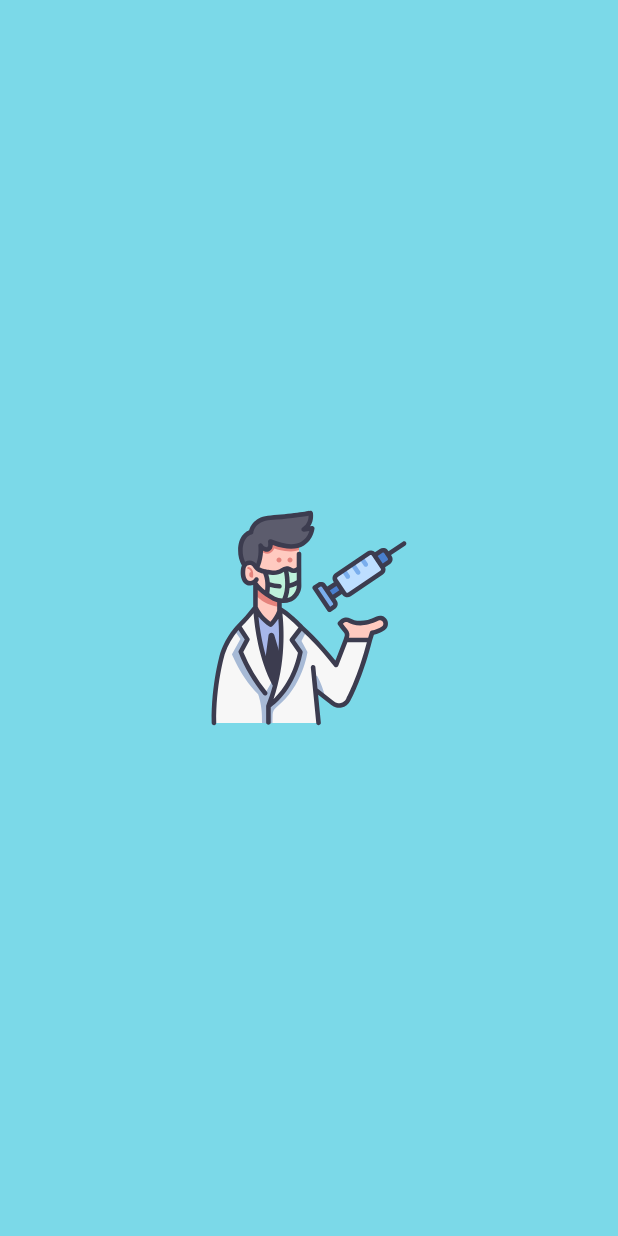
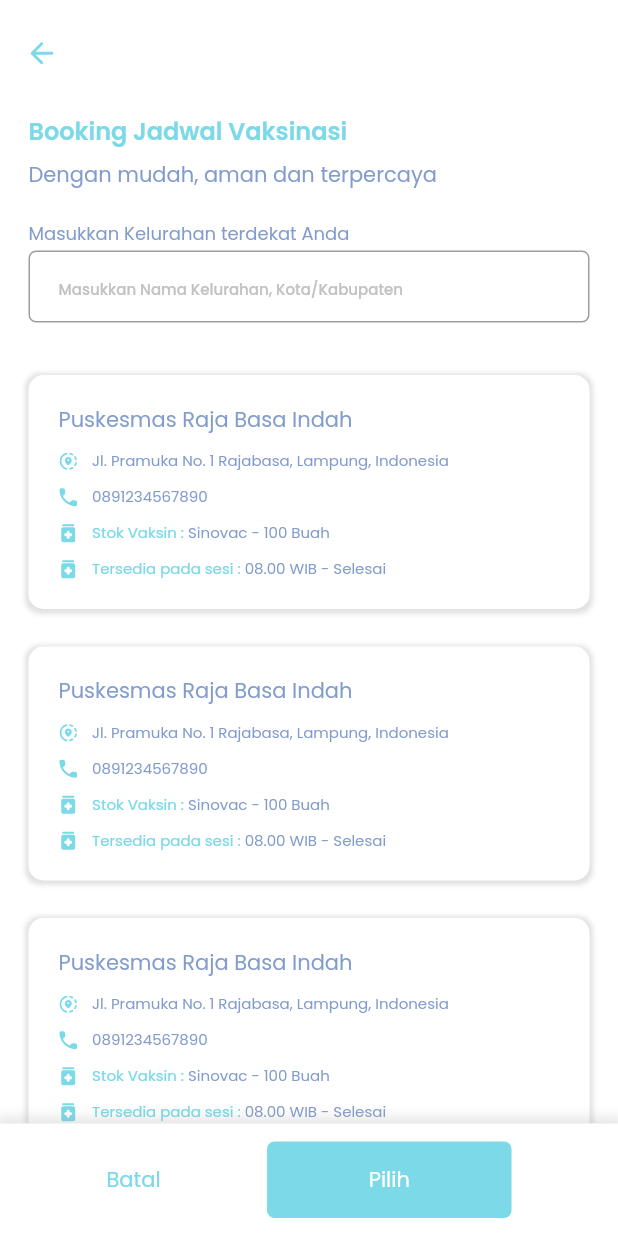
Before and after one commit to CapstoneProject-BookingVaccineSystem/bookingvaccine-apk, a Flutter app: the first screen one second after launch, on a phone screen of 412 x 824 dp. Run offline on Flutter 3.47's test engine with Material 2 defaults, Android fonts, the phone set to English and light mode, and no system bars; our stand-ins replace dropdown_button2, email_validator, flutter_svg, google_fonts, page_transition; missing offline and left inert: expansion_widget.

Commit message:
add slicing vaksinasni

```diff
--- a/lib/main.dart
+++ b/lib/main.dart
@@ -5,6 +5,7 @@ import 'package:bookingvaccine/screen/familly/familly_screen.dart';
 import 'package:bookingvaccine/screen/familly/familly_view_model.dart';
 import 'package:bookingvaccine/screen/home/home_screen.dart';
 import 'package:bookingvaccine/screen/splash_screen.dart';
+import 'package:bookingvaccine/screen/vaksinasi/vaksinasi_screen.dart';
 import 'package:flutter/material.dart';
 import 'package:provider/provider.dart';
 
@@ -33,7 +34,7 @@ class MyApp extends StatelessWidget {
     return MaterialApp(
       debugShowCheckedModeBanner: false,
       routes: {
-        '/': (context) => const SplashScreen(),
+        '/': (context) => VaksinasiScreen(),
         '/signIn': (context) => SignInScreen(),
         '/signUp': (context) => SignUpScreen(),
         '/home': (context) => const HomeScreen(),
--- /dev/null
+++ b/lib/screen/vaksinasi/vaksinasi_screen.dart
@@ -0,0 +1,299 @@
+import 'package:bookingvaccine/theme.dart';
+import 'package:flutter/material.dart';
+import 'package:flutter_svg/svg.dart';
+
+class VaksinasiScreen extends StatelessWidget {
+  VaksinasiScreen({Key? key}) : super(key: key);
+  final _formKey = GlobalKey<FormState>();
+  @override
+  Widget build(BuildContext context) {
+    return SafeArea(
+      child: Scaffold(
+        backgroundColor: Colors.white,
+        appBar: PreferredSize(
+          preferredSize: const Size.fromHeight(75),
+          child: AppBar(
+            leading: Builder(
+              builder: (context) => IconButton(
+                icon: SvgPicture.asset(
+                  'assets/arrow_left.svg',
+                  width: 16.23,
+                  height: 15.81,
+                ),
+                onPressed: () => Navigator.pop(context),
+                padding: const EdgeInsets.only(top: 15),
+              ),
+            ),
+            elevation: 0,
+            backgroundColor: whiteColor,
+          ),
+        ),
+        body: Column(
+          mainAxisAlignment: MainAxisAlignment.spaceBetween,
+          children: [
+            Container(
+              margin: const EdgeInsets.only(
+                left: 19,
+                right: 19,
+              ),
+              child: Column(
+                crossAxisAlignment: CrossAxisAlignment.start,
+                children: [
+                  Text(
+                    'Booking Jadwal Vaksinasi ',
+                    style: primaryTextStyle2.copyWith(
+                      fontWeight: FontWeight.w600,
+                      fontSize: 16,
+                    ),
+                  ),
+                  const SizedBox(
+                    height: 7,
+                  ),
+                  Text(
+                    'Dengan mudah, aman dan terpercaya',
+                    style: primaryTextStyle.copyWith(
+                      fontSize: 14,
+                    ),
+                  ),
+                  const SizedBox(
+                    height: 20,
+                  ),
+                  Text(
+                    'Masukkan Kelurahan terdekat Anda',
+                    style: primaryTextStyle.copyWith(
+                      fontSize: 12,
+                    ),
+                  ),
+                  const SizedBox(
+                    height: 2,
+                  ),
+                  TextFormField(
+                    textInputAction: TextInputAction.done,
+                    style: const TextStyle(color: Colors.grey),
+                    decoration: InputDecoration(
+                      hintText: 'Masukkan Nama Kelurahan, Kota/Kabupaten',
+                      hintStyle: greyTextStyle.copyWith(
+                        fontSize: 10,
+                        fontWeight: FontWeight.w500,
+                      ),
+                      contentPadding: const EdgeInsets.fromLTRB(20, 10, 10, 0),
+                      border: OutlineInputBorder(
+                        borderRadius: BorderRadius.circular(5.0),
+                        borderSide:
+                            const BorderSide(color: Colors.grey, width: 1.0),
+                      ),
+                      focusedBorder: OutlineInputBorder(
+                        borderSide:
+                            const BorderSide(color: Colors.grey, width: 2.0),
+                        borderRadius: BorderRadius.circular(5.0),
+                      ),
+                    ),
+                  ),
+                  const SizedBox(
+                    height: 20,
+                  ),
+                ],
+              ),
+            ),
+            Expanded(
+              child: ListView.builder(
+                itemCount: 5,
+                itemBuilder: (context, index) {
+                  return Container(
+                    padding: const EdgeInsets.only(
+                      left: 19,
+                      right: 19,
+                      top: 15,
+                    ),
+                    child: Container(
+                      height: 156,
+                      width: double.infinity,
+                      margin: const EdgeInsets.only(bottom: 10),
+                      padding: const EdgeInsets.only(
+                        left: 20,
+                        top: 19.5,
+                      ),
+                      decoration: BoxDecoration(
+                        color: whiteColor,
+                        borderRadius: BorderRadius.circular(10),
+                        boxShadow: [
+                          BoxShadow(
+                            color: Colors.grey.withOpacity(0.3),
+                            spreadRadius: 2,
+                            blurRadius: 2,
+                            offset: const Offset(
+                                0, 1), // changes position of shadow
+                          ),
+                        ],
+                      ),
+                      child: Column(
+                        crossAxisAlignment: CrossAxisAlignment.start,
+                        children: [
+                          Text(
+                            'Puskesmas Raja Basa Indah',
+                            style: primaryTextStyle.copyWith(
+                              fontSize: 14,
+                            ),
+                          ),
+                          const SizedBox(
+                            height: 9.48,
+                          ),
+                          Row(
+                            children: [
+                              SvgPicture.asset(
+                                'assets/street.svg',
+                                width: 13,
+                                height: 13,
+                              ),
+                              const SizedBox(
+                                width: 9.41,
+                              ),
+                              Flexible(
+                                child: Text(
+                                  'Jl. Pramuka No. 1 Rajabasa, Lampung, Indonesia',
+                                  overflow: TextOverflow.ellipsis,
+                                  style: primaryTextStyle.copyWith(
+                                    fontSize: 10,
+                                    fontWeight: FontWeight.w400,
+                                  ),
+                                ),
+                              )
+                            ],
+                          ),
+                          const SizedBox(
+                            height: 9,
+                          ),
+                          Row(
+                            children: [
+                              SvgPicture.asset(
+                                'assets/telphone.svg',
+                                width: 13,
+                                height: 13,
+                              ),
+                              const SizedBox(
+                                width: 9.41,
+                              ),
+                              Flexible(
+                                child: Text(
+                                  '0891234567890',
+                                  overflow: TextOverflow.ellipsis,
+                                  style: primaryTextStyle.copyWith(
+                                    fontSize: 10,
+                                    fontWeight: FontWeight.w400,
+                                  ),
+                                ),
+                              )
+                            ],
+                          ),
+                          const SizedBox(
+                            height: 9,
+                          ),
+                          Row(
+                            children: [
+                              SvgPicture.asset(
+                                'assets/stock_vaksin.svg',
+                                width: 13,
+                                height: 13,
+                              ),
+                              const SizedBox(
+                                width: 9.41,
+                              ),
+                              RichText(
+                                text: TextSpan(
+                                  text: 'Stok Vaksin : ',
+                                  style:
+                                      primaryTextStyle2.copyWith(fontSize: 10),
+                                  children: <TextSpan>[
+                                    TextSpan(
+                                        text: 'Sinovac - 100 Buah',
+                                        style: primaryTextStyle.copyWith(
+                                          fontSize: 10,
+                                        )),
+                                  ],
+                                ),
+                              )
+                            ],
+                          ),
+                          const SizedBox(
+                            height: 9,
+                          ),
+                          Row(
+                            children: [
+                              SvgPicture.asset(
+                                'assets/stock_vaksin.svg',
+                                width: 13,
+                                height: 13,
+                              ),
+                              const SizedBox(
+                                width: 9.41,
+                              ),
+                              RichText(
+                                text: TextSpan(
+                                  text: 'Tersedia pada sesi : ',
+                                  style:
+                                      primaryTextStyle2.copyWith(fontSize: 10),
+                                  children: <TextSpan>[
+                                    TextSpan(
+                                        text: '08.00 WIB - Selesai',
+                                        style: primaryTextStyle.copyWith(
+                                          fontSize: 10,
+                                        )),
+                                  ],
+                                ),
+                              )
+                            ],
+                          ),
+                        ],
+                      ),
+                    ),
+                  );
+                },
+              ),
+            ),
+            Container(
+              height: 75,
+              decoration: BoxDecoration(
+                color: whiteColor,
+                boxShadow: [
+                  BoxShadow(
+                    color: Colors.grey.withOpacity(0.3),
+                    spreadRadius: 5,
+                    blurRadius: 7,
+                    offset: const Offset(0, 1), // changes position of shadow
+                  ),
+                ],
+              ),
+              child: Row(
+                mainAxisAlignment: MainAxisAlignment.spaceEvenly,
+                children: [
+                  Text(
+                    'Batal',
+                    style: primaryTextStyle2.copyWith(
+                      fontSize: 14,
+                    ),
+                  ),
+                  Container(
+                    height: 51,
+                    width: 163,
+                    decoration: BoxDecoration(
+                      color: primaryColor2,
+                      borderRadius: BorderRadius.circular(5),
+                    ),
+                    child: Center(
+                      child: Text(
+                        'Pilih',
+                        style: whiteTextStyle.copyWith(
+                          fontSize: 14,
+                        ),
+                      ),
+                    ),
+                  ),
+                ],
+              ),
+            )
+          ],
+        ),
+      ),
+    );
+  }
+}
```
Also changed, not shown: assets/session.svg (added), assets/stock_vaksin.svg (added), assets/street.svg (added), assets/telphone.svg (added).
